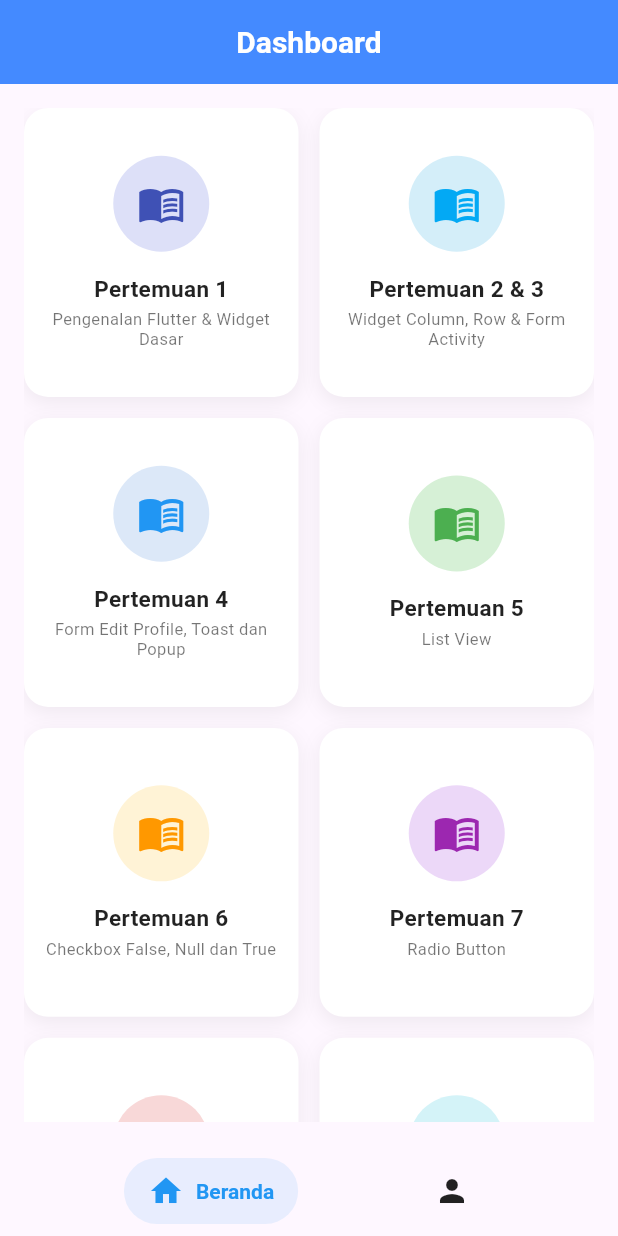
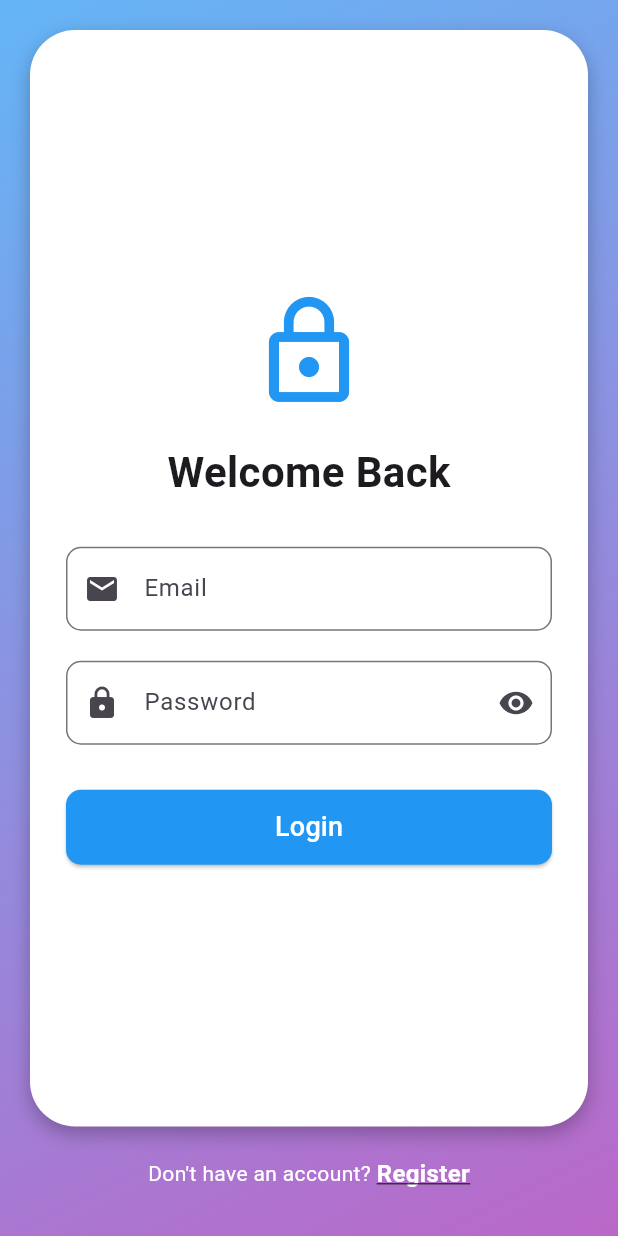
Before and after one commit to allferyss/P4-LatihanSubmitForm, a Flutter app: the screen it shows after launch, on a phone screen of 412 x 824 dp. Run offline on Flutter 3.47's test engine with Material 3 defaults, Android fonts, the phone set to English and light mode, and no system bars; drawn by our look-alikes of salomon_bottom_bar; our stand-ins replace cherry_toast, firebase_auth, firebase_core, fluttertoast, image_picker; missing offline and left inert: simple_alert_dialog; accounts and stored records are empty.

Commit message:
update pertemuan 11 login firebase

```diff
--- /dev/null
+++ b/lib/auth/auth_page.dart
@@ -0,0 +1,86 @@
+import 'package:flutter/material.dart';
+import 'package:hasnan_latihan2pertemuan4/auth/login_page.dart';
+import 'package:hasnan_latihan2pertemuan4/auth/register_page.dart';
+
+class AuthPage extends StatefulWidget {
+  const AuthPage({super.key});
+
+  @override
+  State<AuthPage> createState() => _AuthPageState();
+}
+
+class _AuthPageState extends State<AuthPage> {
+  bool isLogin = true;
+
+  @override
+  Widget build(BuildContext context) {
+    return Scaffold(
+      body: Container(
+        decoration: BoxDecoration(
+          gradient: LinearGradient(
+            colors: [Colors.blue.shade300, Colors.purple.shade300],
+            begin: Alignment.topLeft,
+            end: Alignment.bottomRight,
+          ), // LinearGradient
+        ), // BoxDecoration
+        child: SafeArea(
+          child: Column(
+            children: [
+              Expanded(
+                child: Container(
+                  margin: const EdgeInsets.all(20),
+                  decoration: BoxDecoration(
+                    color: Colors.white,
+                    borderRadius: BorderRadius.circular(30),
+                    boxShadow: const [
+                      BoxShadow(
+                        color: Colors.black26,
+                        blurRadius: 10,
+                        offset: Offset(0, 5),
+                      ), // BoxShadow
+                    ],
+                  ), // BoxDecoration
+                  child: ClipRRect(
+                    borderRadius: BorderRadius.circular(30),
+                    child: isLogin ? LoginPage() : RegisterPage(),
+                  ), // ClipRRect
+                ), // Container
+              ), // Expanded
+              Padding(
+                padding: const EdgeInsets.only(bottom: 30),
+                child: Row(
+                  mainAxisAlignment: MainAxisAlignment.center,
+                  children: [
+                    Text(
+                      isLogin ? "Don't have an account? " : "Already have an account? ",
+                      style: const TextStyle(
+                        color: Colors.white,
+                        fontSize: 14,
+                      ), // TextStyle
+                    ), // Text
+                    GestureDetector(
+                      onTap: () {
+                        setState(() {
+                          isLogin = !isLogin;
+                        });
+                      },
+                      child: Text(
+                        isLogin ? "Register" : "Login",
+                        style: const TextStyle(
+                          color: Colors.white,
+                          fontWeight: FontWeight.bold,
+                          fontSize: 16,
+                          decoration: TextDecoration.underline,
+                        ), // TextStyle
+                      ), // Text
+                    ), // GestureDetector
+                  ],
+                ), // Row
+              ), // Padding
+            ],
+          ), // Column
+        ), // SafeArea
+      ), // Container
+    ); // Scaffold
+  }
+}
--- /dev/null
+++ b/lib/auth/login_page.dart
@@ -0,0 +1,173 @@
+import 'package:flutter/material.dart';
+import 'package:firebase_auth/firebase_auth.dart';
+import 'package:hasnan_latihan2pertemuan4/pages/home_page.dart';
+import 'package:fluttertoast/fluttertoast.dart';
+
+class LoginPage extends StatefulWidget {
+  const LoginPage({super.key});
+
+  @override
+  State<LoginPage> createState() => _LoginPageState();
+}
+
+class _LoginPageState extends State<LoginPage> {
+  final FirebaseAuth _auth = FirebaseAuth.instance;
+  final _formKey = GlobalKey<FormState>();
+  final TextEditingController _emailController = TextEditingController();
+  final TextEditingController _passwordController = TextEditingController();
+  bool _isLoading = false;
+  bool _obscureText = true;
+
+  Future<void> _login() async {
+    if (_formKey.currentState!.validate()) {
+      setState(() {
+        _isLoading = true;
+      });
+
+      try {
+        UserCredential userCredential = await _auth.signInWithEmailAndPassword(
+          email: _emailController.text.trim(),
+          password: _passwordController.text.trim(),
+        );
+        if (userCredential.user != null) {
+          Fluttertoast.showToast(
+            msg: 'Login Successful!',
+            backgroundColor: Colors.green,
+            textColor: Colors.white,
+          );
+          if (!mounted) return;
+          Navigator.pushReplacement(
+            context,
+            MaterialPageRoute(builder: (context) => const HomePage()),
+          );
+        }
+      } on FirebaseAuthException catch (e) {
+        String message = '';
+        if (e.code == 'user-not-found') {
+          message = 'No user found with this email';
+        } else if (e.code == 'wrong-password') {
+          message = 'Wrong password provided';
+        } else if (e.code == 'invalid-email') {
+          message = 'Invalid email format';
+        } else {
+          message = 'Login failed: ${e.message}';
+        }
+
+        Fluttertoast.showToast(
+          msg: message,
+          backgroundColor: Colors.red,
+          textColor: Colors.white,
+          toastLength: Toast.LENGTH_LONG,
+        );
+      } finally {
+        setState(() {
+          _isLoading = false;
+        });
+      }
+    }
+  }
+
+  @override
+  Widget build(BuildContext context) {
+    return Padding(
+      padding: const EdgeInsets.all(24),
+      child: Form(
+        key: _formKey,
+        child: Column(
+          mainAxisAlignment: MainAxisAlignment.center,
+          children: [
+            const Icon(
+              Icons.lock_outline,
+              size: 80,
+              color: Colors.blue,
+            ), // Icon
+            const SizedBox(height: 20),
+            const Text(
+              'Welcome Back',
+              style: TextStyle(fontSize: 28, fontWeight: FontWeight.bold),
+            ), // Text
+            const SizedBox(height: 30),
+            TextFormField(
+              controller: _emailController,
+              decoration: InputDecoration(
+                labelText: 'Email',
+                prefixIcon: const Icon(Icons.email),
+                border: OutlineInputBorder(
+                  borderRadius: BorderRadius.circular(10),
+                ),
+              ), // InputDecoration
+              validator: (value) {
+                if (value == null || value.isEmpty) {
+                  return 'Please enter your email';
+                }
+                if (!value.contains('@') || !value.contains('.')) {
+                  return 'Please enter a valid email';
+                }
+                return null;
+              },
+              keyboardType: TextInputType.emailAddress,
+            ), // TextFormField
+            const SizedBox(height: 20),
+            TextFormField(
+              controller: _passwordController,
+              obscureText: _obscureText,
+              decoration: InputDecoration(
+                labelText: 'Password',
+                prefixIcon: const Icon(Icons.lock),
+                suffixIcon: IconButton(
+                  onPressed: () {
+                    setState(() {
+                      _obscureText = !_obscureText;
+                    });
+                  },
+                  icon: Icon(
+                    _obscureText ? Icons.visibility : Icons.visibility_off,
+                  ),
+                ), // IconButton
+                border: OutlineInputBorder(
+                  borderRadius: BorderRadius.circular(10),
+                ),
+              ), // InputDecoration
+              validator: (value) {
+                if (value == null || value.isEmpty) {
+                  return 'Please enter your password';
+                }
+                if (value.length < 6) {
+                  return 'Password must be at least 6 character';
+                }
+                return null;
+              },
+            ), // TextFormField
+            const SizedBox(height: 30),
+            SizedBox(
+              width: double.infinity,
+              height: 50,
+              child: ElevatedButton(
+                onPressed: _isLoading ? null : _login,
+                style: ElevatedButton.styleFrom(
+                  backgroundColor: Colors.blue,
+                  shape: RoundedRectangleBorder(
+                    borderRadius: BorderRadius.circular(10),
+                  ), // RoundedRectangleBorder
+                ),
+                child: _isLoading
+                    ? const CircularProgressIndicator(color: Colors.white)
+                    : const Text(
+                        'Login',
+                        style: TextStyle(fontSize: 18, color: Colors.white),
+                      ), // Text
+              ), // ElevatedButton
+            ), // SizedBox
+          ],
+        ),
+      ), // Column // Form
+    ); // Padding
+  }
+
+  @override
+  void dispose() {
+    _emailController.dispose();
+    _passwordController.dispose();
+    super.dispose();
+  }
+}
--- a/lib/main.dart
+++ b/lib/main.dart
@@ -1,81 +1,26 @@
 import 'package:flutter/material.dart';
-import 'package:hasnan_latihan2pertemuan4/pages/beranda_page.dart';
-import 'package:hasnan_latihan2pertemuan4/pages/profile_page.dart';
-import 'package:salomon_bottom_bar/salomon_bottom_bar.dart';
+import 'package:firebase_core/firebase_core.dart';
+import 'package:hasnan_latihan2pertemuan4/auth/auth_page.dart';
+import 'package:hasnan_latihan2pertemuan4/firebase_options.dart';
+// ignore: unused_import
+import 'package:intl/date_symbol_data_file.dart';
 
-void main() {
+void main() async {
+  WidgetsFlutterBinding.ensureInitialized();
+  await Firebase.initializeApp(options: DefaultFirebaseOptions.currentPlatform);
   runApp(MyApp());
 }
 
-class MyApp extends StatefulWidget {
+class MyApp extends StatelessWidget {
   const MyApp({super.key});
-
-  @override
-  State<MyApp> createState() => _MyAppState();
-}
-
-class _MyAppState extends State<MyApp> {
-  int currentPage = 0;
-  String _profileName = "Hasnan Fathir Al Ghiffary";
-  String _profileJobTitle = "Flutter Software Engineer";
-  String _profileCompany = "Universitas Pamulang";
-  String _profileLocation = "Tangerang Selatan, Indonesia";
-  String _profileDescription =
-      "Hai, saya Hasnan Fathir Al Ghiffary. Saya adalah mahasiswa semester 4 jurusan Informatika di Universitas Pamulang. Saya adalah seorang junior mobile developer yang sedang belajar membangun aplikasi mobile.";
-
-  void _updateProfile({
-    required String name,
-    required String jobTitle,
-    required String company,
-    required String location,
-    required String description,
-  }) {
-    setState(() {
-      _profileName = name;
-      _profileJobTitle = jobTitle;
-      _profileCompany = company;
-      _profileLocation = location;
-      _profileDescription = description;
-    });
-  }
 
   @override
   Widget build(BuildContext context) {
     return MaterialApp(
+      title: 'Authentication',
+      theme: ThemeData(primarySwatch: Colors.blue, useMaterial3: true),
+      home: AuthPage(),
       debugShowCheckedModeBanner: false,
-      theme: ThemeData(
-        primarySwatch: Colors.blue,
-        visualDensity: VisualDensity.adaptivePlatformDensity,
-      ),
-      home: Scaffold(
-        body: [
-          BerandaPage(onProfileSubmit: _updateProfile),
-          ProfilePage(
-            name: _profileName,
-            jobTitle: _profileJobTitle,
-            company: _profileCompany,
-            location: _profileLocation,
-            description: _profileDescription,
-            onProfileSubmit: _updateProfile,
-          ),
-        ][currentPage],
-        bottomNavigationBar: SalomonBottomBar(
-          currentIndex: currentPage,
-          onTap: (i) => setState(() => currentPage = i),
-          items: [
-            SalomonBottomBarItem(
-              icon: Icon(Icons.home),
-              title: Text("Beranda"),
-              selectedColor: Colors.blue,
-            ),
-            SalomonBottomBarItem(
-              icon: Icon(Icons.person),
-              title: Text("Profile"),
-              selectedColor: Colors.blue,
-            ),
-          ],
-        ),
-      ),
-    );
+    ); // MaterialApp
   }
 }
--- a/pubspec.yaml
+++ b/pubspec.yaml
@@ -37,8 +37,12 @@ dependencies:
   simple_alert_dialog: ^1.0.1
   cherry_toast: ^1.13.0
   salomon_bottom_bar: ^3.3.1
-  intl: ^0.19.0
+  intl: ^0.20.2
   image_picker: ^1.1.2
+  fluttertoast: ^9.1.0
+  dropdown_search: ^7.0.0
+  firebase_core: ^4.10.0
+  firebase_auth: ^6.5.2
 
 dev_dependencies:
   flutter_test:
```
Also changed, not shown: lib/auth/register_page.dart (added, +234 -0 lines), lib/pages/home_page.dart (added, +84 -0 lines), firebase.json (added), lib/firebase_options.dart (added), pubspec.lock, 6 other files.
